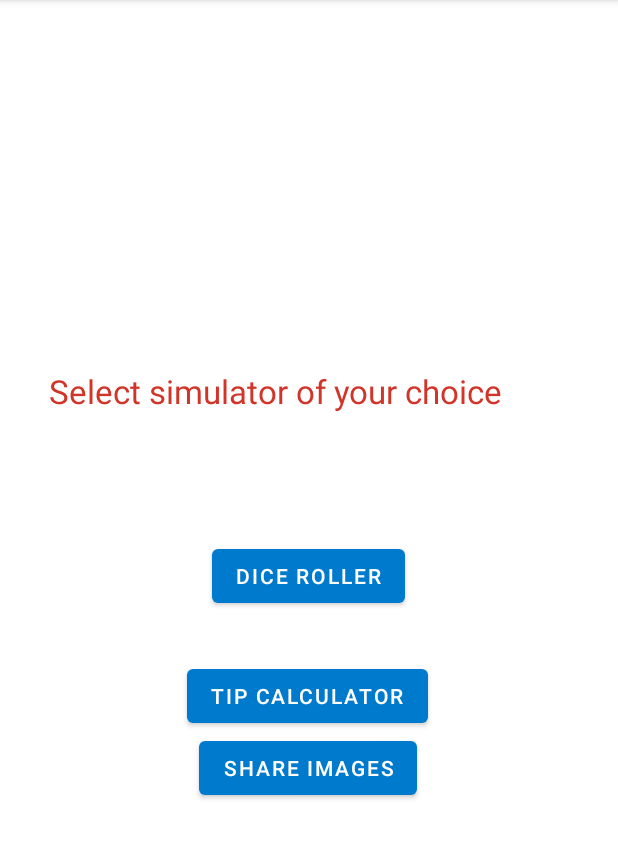
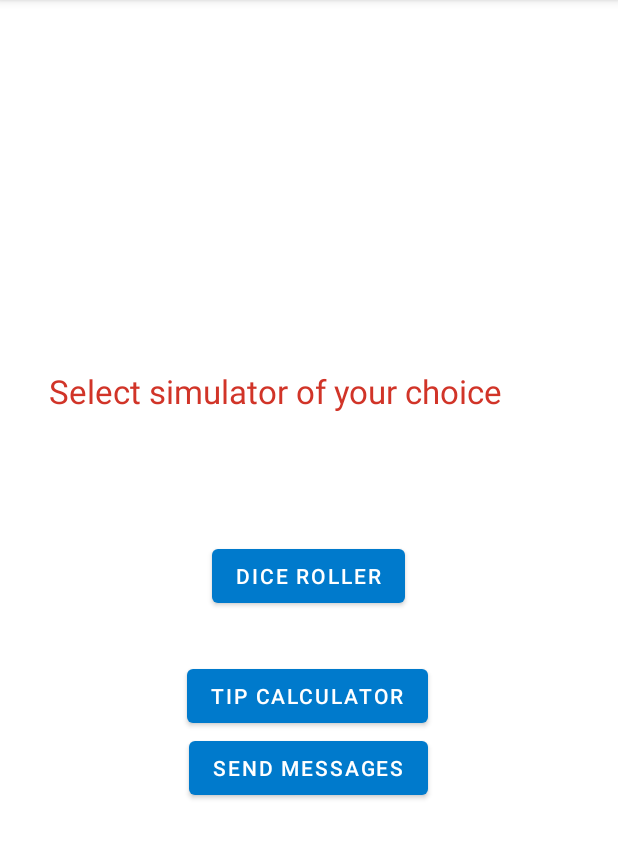
Before and after one commit to VishSingh03/ITR_Project_2023, an Android app: the screen it shows after launch (MainActivity), on a phone screen of 412 x 824 dp, the part 84-943 px from its top. Run offline under Robolectric (Android 15) with nearby library versions, the light colour scheme and no system bars.

Commit message:
Complete reclycler view and renamed button

```diff
--- a/app/src/main/res/layout/activity_main.xml
+++ b/app/src/main/res/layout/activity_main.xml
@@ -32,7 +32,7 @@
         android:id="@+id/button_img"
         android:layout_width="wrap_content"
         android:layout_height="wrap_content"
-        android:text="Share images"
+        android:text="Send messages"
         app:layout_constraintEnd_toEndOf="parent"
         app:layout_constraintHorizontal_bias="0.498"
         app:layout_constraintStart_toStartOf="parent"
```
